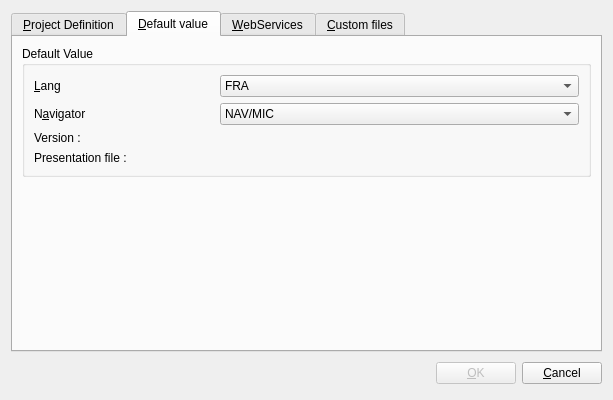
phoenix741/xinx, file xinx/ui/projectproperty.ui: the form before one commit.
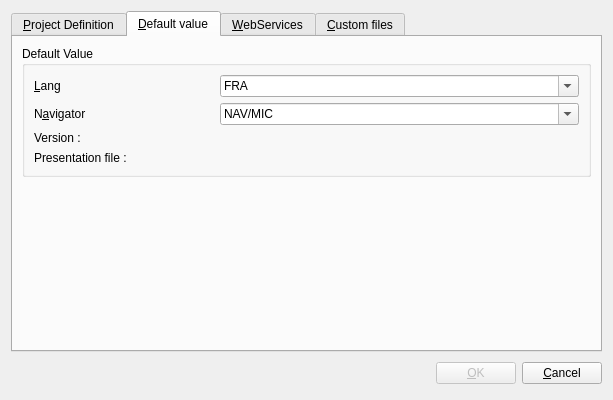
The form after the commit. The open tabs and pages were chosen to show the change. Icons and pictures are not drawn. Custom widgets are drawn as their Qt base class.

What changed in the file:
```diff
--- a/xinx/ui/projectproperty.ui
+++ b/xinx/ui/projectproperty.ui
@@ -163,6 +163,14 @@
       </layout>
      </widget>
      <widget class="QWidget" name="tabDefaultValue" >
+      <property name="geometry" >
+       <rect>
+        <x>0</x>
+        <y>0</y>
+        <width>591</width>
+        <height>311</height>
+       </rect>
+      </property>
       <attribute name="title" >
        <string>&amp;Default value</string>
       </attribute>
@@ -191,19 +199,7 @@
           <property name="leftMargin" >
            <number>9</number>
           </property>
-          <property name="topMargin" >
-           <number>9</number>
-          </property>
-          <property name="rightMargin" >
-           <number>9</number>
-          </property>
-          <property name="bottomMargin" >
-           <number>9</number>
-          </property>
-          <property name="horizontalSpacing" >
-           <number>6</number>
-          </property>
-          <property name="verticalSpacing" >
+          <property name="spacing" >
            <number>6</number>
           </property>
           <item row="2" column="0" >
@@ -218,6 +214,9 @@
             <property name="whatsThis" >
              <string>This is the default lang used by your project. This can be used for the search path of the &lt;u>C&lt;/u>ustom files tab.</string>
             </property>
+            <property name="editable" >
+             <bool>true</bool>
+            </property>
             <item>
              <property name="text" >
               <string>FRA</string>
@@ -283,6 +282,9 @@
             <property name="whatsThis" >
              <string>This is the default navigator used in the list of path in the &lt;u>C&lt;/u>ustom files tab.</string>
             </property>
+            <property name="editable" >
+             <bool>true</bool>
+            </property>
             <item>
              <property name="text" >
               <string>NAV/MIC</string>
```
Left out of the diff: 133 changed lines with no effect on the pictures.
